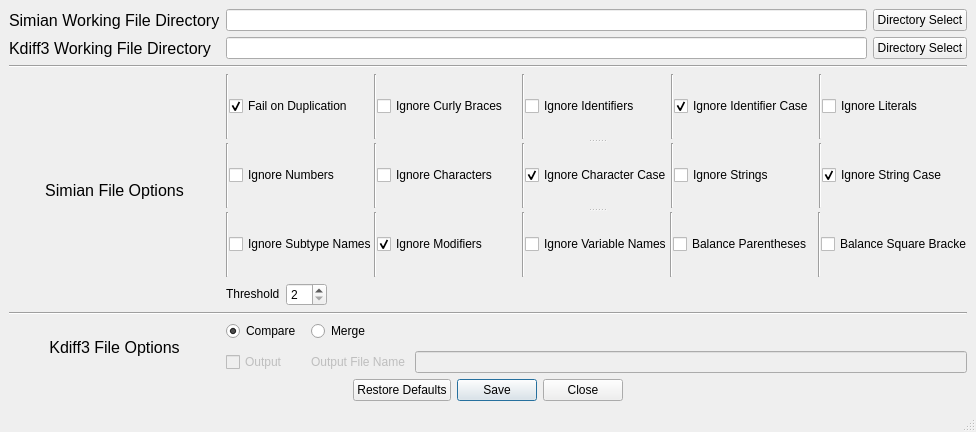
Above: ui/setup.ui from OpMaxis/SimianWrapper before the change. Below: the same form after it.
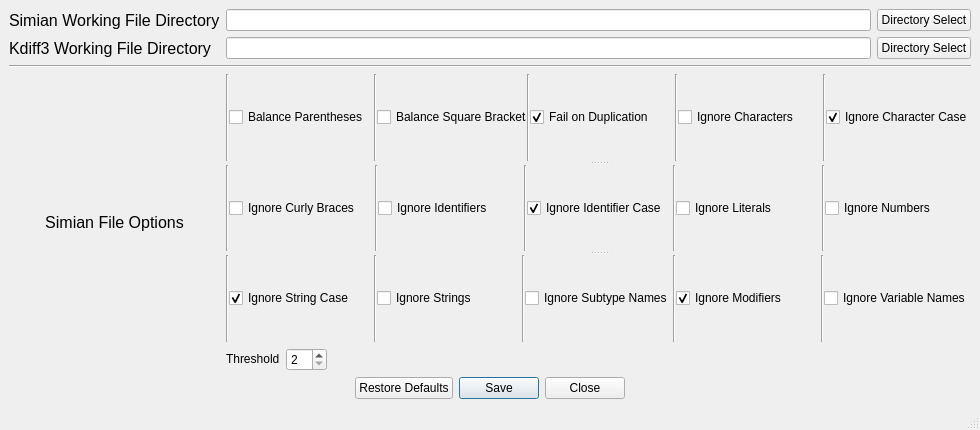
That is the form after the change.

Commit message: Cleaned up GUI, implemented full back-end operation suite

```diff
--- a/ui/setup.ui
+++ b/ui/setup.ui
@@ -7,8 +7,8 @@
    <rect>
     <x>0</x>
     <y>0</y>
-    <width>976</width>
-    <height>432</height>
+    <width>980</width>
+    <height>430</height>
    </rect>
   </property>
   <property name="sizePolicy">
@@ -22,6 +22,143 @@
   </property>
   <widget class="QWidget" name="SimianSetupWidget">
    <layout class="QGridLayout" name="gridLayout">
+    <item row="2" column="0" colspan="5">
+     <widget class="Line" name="DirToSimianLine">
+      <property name="orientation">
+       <enum>Qt::Horizontal</enum>
+      </property>
+     </widget>
+    </item>
+    <item row="4" column="2">
+     <widget class="QLabel" name="SimianThresholdLabel">
+      <property name="sizePolicy">
+       <sizepolicy hsizetype="Fixed" vsizetype="Fixed">
+        <horstretch>0</horstretch>
+        <verstretch>0</verstretch>
+       </sizepolicy>
+      </property>
+      <property name="toolTip">
+       <string>&lt;html&gt;&lt;head/&gt;&lt;body&gt;&lt;p&gt;Matches will contain at least the specified number of lines. Must be at least 2.&lt;/p&gt;&lt;/body&gt;&lt;/html&gt;</string>
+      </property>
+      <property name="text">
+       <string>Threshold</string>
+      </property>
+      <property name="buddy">
+       <cstring>SimianThresholdNumber</cstring>
+      </property>
+     </widget>
+    </item>
+    <item row="4" column="3">
+     <widget class="QSpinBox" name="SimianThresholdNumber">
+      <property name="sizePolicy">
+       <sizepolicy hsizetype="Fixed" vsizetype="Fixed">
+        <horstretch>0</horstretch>
+        <verstretch>0</verstretch>
+       </sizepolicy>
+      </property>
+      <property name="minimum">
+       <number>2</number>
+      </property>
+     </widget>
+    </item>
+    <item row="5" column="0" colspan="5">
+     <widget class="QDialogButtonBox" name="OptionsBox">
+      <property name="orientation">
+       <enum>Qt::Horizontal</enum>
+      </property>
+      <property name="standardButtons">
+       <set>QDialogButtonBox::Close|QDialogButtonBox::RestoreDefaults|QDialogButtonBox::Save</set>
+      </property>
+      <property name="centerButtons">
+       <bool>true</bool>
+      </property>
+     </widget>
+    </item>
+    <item row="1" column="0" colspan="2">
+     <widget class="QLabel" name="Kdiff3FileDirLabel">
+      <property name="font">
+       <font>
+        <pointsize>12</pointsize>
+        <weight>50</weight>
+        <bold>false</bold>
+       </font>
+      </property>
+      <property name="toolTip">
+       <string>&lt;html&gt;&lt;head/&gt;&lt;body&gt;&lt;p&gt;Select a file within the directory to compare results from (optional).&lt;/p&gt;&lt;/body&gt;&lt;/html&gt;</string>
+      </property>
+      <property name="text">
+       <string>Kdiff3 Working File Directory</string>
+      </property>
+      <property name="buddy">
+       <cstring>Kdiff3FileDirLine</cstring>
+      </property>
+     </widget>
+    </item>
+    <item row="3" column="0" rowspan="2" colspan="2">
+     <widget class="QLabel" name="SimianFileOptions">
+      <property name="enabled">
+       <bool>true</bool>
+      </property>
+      <property name="sizePolicy">
+       <sizepolicy hsizetype="Preferred" vsizetype="Preferred">
+        <horstretch>0</horstretch>
+        <verstretch>0</verstretch>
+       </sizepolicy>
+      </property>
+      <property name="font">
+       <font>
+        <pointsize>12</pointsize>
+        <weight>50</weight>
+        <bold>false</bold>
+       </font>
+      </property>
+      <property name="toolTip">
+       <string>&lt;html&gt;&lt;head/&gt;&lt;body&gt;&lt;p&gt;Select a file within the directory to compare results from (optional).&lt;/p&gt;&lt;/body&gt;&lt;/html&gt;</string>
+      </property>
+      <property name="text">
+       <string>Simian File Options</string>
+      </property>
+      <property name="alignment">
+       <set>Qt::AlignCenter</set>
+      </property>
+     </widget>
+    </item>
+    <item row="1" column="2" colspan="3">
+     <layout class="QHBoxLayout" name="Kdiff3SetupLayout">
+      <item>
+       <widget class="QLineEdit" name="Kdiff3FileDirLine">
+        <property name="enabled">
+         <bool>true</bool>
+        </property>
+        <property name="sizePolicy">
+         <sizepolicy hsizetype="Preferred" vsizetype="Fixed">
+          <horstretch>0</horstretch>
+          <verstretch>0</verstretch>
+         </sizepolicy>
+        </property>
+        <property name="maxLength">
+         <number>32767</number>
+        </property>
+       </widget>
+      </item>
+      <item>
+       <widget class="QPushButton" name="Kdiff3FileDirButton">
+        <property name="sizePolicy">
+         <sizepolicy hsizetype="Fixed" vsizetype="Fixed">
+          <horstretch>0</horstretch>
+          <verstretch>0</verstretch>
+         </sizepolicy>
+        </property>
+        <property name="toolTip">
+         <string>&lt;html&gt;&lt;head/&gt;&lt;body&gt;&lt;p&gt;Select the directory you have Kdiff3 installed in.&lt;/p&gt;&lt;/body&gt;&lt;/html&gt;</string>
+        </property>
+        <property name="text">
+         <string>Directory Select</string>
+        </property>
+       </widget>
+      </item>
+     </layout>
+    </item>
     <item row="0" column="2" colspan="3">
      <layout class="QHBoxLayout" name="simianFileDirLayout">
       <item>
@@ -72,26 +209,6 @@
       </property>
      </widget>
     </item>
-    <item row="6" column="0" colspan="2">
-     <widget class="QLabel" name="Kdiff3FileOptionsLabel">
-      <property name="font">
-       <font>
-        <pointsize>12</pointsize>
-        <weight>50</weight>
-        <bold>false</bold>
-       </font>
-      </property>
-      <property name="layoutDirection">
-       <enum>Qt::LeftToRight</enum>
-      </property>
-      <property name="text">
-       <string>Kdiff3 File Options</string>
-      </property>
-      <property name="alignment">
-       <set>Qt::AlignCenter</set>
-      </property>
-     </widget>
-    </item>
     <item row="3" column="2" colspan="3">
      <widget class="QSplitter" name="SimianFileOptLayout">
       <property name="orientation">
@@ -103,7 +220,59 @@
          <number>0</number>
         </property>
         <item>
-         <widget class="Line" name="line_7">
+         <widget class="Line" name="line_3">
+          <property name="orientation">
+           <enum>Qt::Vertical</enum>
+          </property>
+         </widget>
+        </item>
+        <item>
+         <widget class="QCheckBox" name="BalanceParentheses">
+          <property name="minimumSize">
+           <size>
+            <width>145</width>
+            <height>0</height>
+           </size>
+          </property>
+          <property name="toolTip">
+           <string>&lt;html&gt;&lt;head/&gt;&lt;body&gt;&lt;p&gt;Ensures that expressions inside parenthesis that are split across multiple physical lines are considered as one.&lt;/p&gt;&lt;/body&gt;&lt;/html&gt;</string>
+          </property>
+          <property name="text">
+           <string>Balance Parentheses</string>
+          </property>
+          <property name="checked">
+           <bool>false</bool>
+          </property>
+         </widget>
+        </item>
+        <item>
+         <widget class="Line" name="line_14">
+          <property name="orientation">
+           <enum>Qt::Vertical</enum>
+          </property>
+         </widget>
+        </item>
+        <item>
+         <widget class="QCheckBox" name="BalanceSquareBrackets">
+          <property name="minimumSize">
+           <size>
+            <width>145</width>
+            <height>0</height>
+           </size>
+          </property>
+          <property name="toolTip">
+           <string>&lt;html&gt;&lt;head/&gt;&lt;body&gt;&lt;p&gt;Ensures that expressions inside square brackets that are split across multiple physical lines are considered as one. Defaults to false.&lt;/p&gt;&lt;/body&gt;&lt;/html&gt;</string>
+          </property>
+          <property name="text">
+           <string>Balance Square Brackets</string>
+          </property>
+          <property name="checked">
+           <bool>false</bool>
+          </property>
+         </widget>
+        </item>
+        <item>
+         <widget class="Line" name="line_2">
           <property name="orientation">
            <enum>Qt::Vertical</enum>
           </property>
@@ -134,6 +303,38 @@
           </property>
          </widget>
         </item>
+        <item>
+         <widget class="Line" name="line_9">
+          <property name="orientation">
+           <enum>Qt::Vertical</enum>
+          </property>
+         </widget>
+        </item>
+        <item>
+         <widget class="QCheckBox" name="IgnoreCharacters">
+          <property name="sizePolicy">
+           <sizepolicy hsizetype="Minimum" vsizetype="Fixed">
+            <horstretch>0</horstretch>
+            <verstretch>0</verstretch>
+           </sizepolicy>
+          </property>
+          <property name="minimumSize">
+           <size>
+            <width>145</width>
+            <height>0</height>
+           </size>
+          </property>
+          <property name="toolTip">
+           <string>&lt;html&gt;&lt;head/&gt;&lt;body&gt;&lt;p&gt;'A' and 'Z'would both match.&lt;/p&gt;&lt;/body&gt;&lt;/html&gt;</string>
+          </property>
+          <property name="text">
+           <string>Ignore Characters</string>
+          </property>
+          <property name="checked">
+           <bool>false</bool>
+          </property>
+         </widget>
+        </item>
         <item>
          <widget class="Line" name="line_5">
           <property name="orientation">
@@ -142,6 +343,39 @@
          </widget>
         </item>
         <item>
+         <widget class="QCheckBox" name="IgnoreCharacterCase">
+          <property name="minimumSize">
+           <size>
+            <width>145</width>
+            <height>0</height>
+           </size>
+          </property>
+          <property name="toolTip">
+           <string>&lt;html&gt;&lt;head/&gt;&lt;body&gt;&lt;p&gt;'A' and 'a'would both match.&lt;/p&gt;&lt;/body&gt;&lt;/html&gt;</string>
+          </property>
+          <property name="text">
+           <string>Ignore Character Case</string>
+          </property>
+          <property name="checked">
+           <bool>true</bool>
+          </property>
+         </widget>
+        </item>
+       </layout>
+      </widget>
+      <widget class="QWidget" name="layoutWidget_3">
+       <layout class="QHBoxLayout" name="SimianFileOptMid">
+        <property name="spacing">
+         <number>0</number>
+        </property>
+        <item>
+         <widget class="Line" name="line_17">
+          <property name="orientation">
+           <enum>Qt::Vertical</enum>
+          </property>
+         </widget>
+        </item>
+        <item>
          <widget class="QCheckBox" name="IgnoreCurlyBraces">
           <property name="minimumSize">
            <size>
@@ -161,7 +395,7 @@
          </widget>
         </item>
         <item>
-         <widget class="Line" name="line_2">
+         <widget class="Line" name="line_7">
           <property name="orientation">
            <enum>Qt::Vertical</enum>
           </property>
@@ -187,7 +421,7 @@
          </widget>
         </item>
         <item>
-         <widget class="Line" name="line_11">
+         <widget class="Line" name="line_6">
           <property name="orientation">
            <enum>Qt::Vertical</enum>
           </property>
@@ -213,7 +447,7 @@
          </widget>
         </item>
         <item>
-         <widget class="Line" name="line_3">
+         <widget class="Line" name="line_12">
           <property name="orientation">
            <enum>Qt::Vertical</enum>
           </property>
@@ -238,15 +472,8 @@
           </property>
          </widget>
         </item>
-       </layout>
-      </widget>
-      <widget class="QWidget" name="layoutWidget_3">
-       <layout class="QHBoxLayout" name="SimianFileOptMid">
-        <property name="spacing">
-         <number>0</number>
-        </property>
         <item>
-         <widget class="Line" name="line_17">
+         <widget class="Line" name="line_10">
           <property name="orientation">
            <enum>Qt::Vertical</enum>
           </property>
@@ -271,116 +498,6 @@
           </property>
          </widget>
         </item>
-        <item>
-         <widget class="Line" name="line_6">
-          <property name="orientation">
-           <enum>Qt::Vertical</enum>
-          </property>
-         </widget>
-        </item>
-        <item>
-         <widget class="QCheckBox" name="IgnoreCharacters">
-          <property name="sizePolicy">
-           <sizepolicy hsizetype="Minimum" vsizetype="Fixed">
-            <horstretch>0</horstretch>
-            <verstretch>0</verstretch>
-           </sizepolicy>
-          </property>
-          <property name="minimumSize">
-           <size>
-            <width>145</width>
-            <height>0</height>
-           </size>
-          </property>
-          <property name="toolTip">
-           <string>&lt;html&gt;&lt;head/&gt;&lt;body&gt;&lt;p&gt;'A' and 'Z'would both match.&lt;/p&gt;&lt;/body&gt;&lt;/html&gt;</string>
-          </property>
-          <property name="text">
-           <string>Ignore Characters</string>
-          </property>
-          <property name="checked">
-           <bool>false</bool>
-          </property>
-         </widget>
-        </item>
-        <item>
-         <widget class="Line" name="line_12">
-          <property name="orientation">
-           <enum>Qt::Vertical</enum>
-          </property>
-         </widget>
-        </item>
-        <item>
-         <widget class="QCheckBox" name="IgnoreCharacterCase">
-          <property name="minimumSize">
-           <size>
-            <width>145</width>
-            <height>0</height>
-           </size>
-          </property>
-          <property name="toolTip">
-           <string>&lt;html&gt;&lt;head/&gt;&lt;body&gt;&lt;p&gt;'A' and 'a'would both match.&lt;/p&gt;&lt;/body&gt;&lt;/html&gt;</string>
-          </property>
-          <property name="text">
-           <string>Ignore Character Case</string>
-          </property>
-          <property name="checked">
-           <bool>true</bool>
-          </property>
-         </widget>
-        </item>
-        <item>
-         <widget class="Line" name="line_9">
-          <property name="orientation">
-           <enum>Qt::Vertical</enum>
-          </property>
-         </widget>
-        </item>
-        <item>
-         <widget class="QCheckBox" name="IgnoreStrings">
-          <property name="minimumSize">
-           <size>
-            <width>145</width>
-            <height>0</height>
-           </size>
-          </property>
-          <property name="toolTip">
-           <string>&lt;html&gt;&lt;head/&gt;&lt;body&gt;&lt;p&gt;MyVariable and myvariablewould both match.&lt;/p&gt;&lt;/body&gt;&lt;/html&gt;</string>
-          </property>
-          <property name="text">
-           <string>Ignore Strings</string>
-          </property>
-          <property name="checked">
-           <bool>false</bool>
-          </property>
-         </widget>
-        </item>
-        <item>
-         <widget class="Line" name="line_10">
-          <property name="orientation">
-           <enum>Qt::Vertical</enum>
-          </property>
-         </widget>
-        </item>
-        <item>
-         <widget class="QCheckBox" name="IgnoreStringCase">
-          <property name="minimumSize">
-           <size>
-            <width>145</width>
-            <height>0</height>
-           </size>
-          </property>
-          <property name="toolTip">
-           <string>&lt;html&gt;&lt;head/&gt;&lt;body&gt;&lt;p&gt;&amp;quot;Hello, World&amp;quot; and &amp;quot;HELLO, WORLD&amp;quot; would both match.&lt;/p&gt;&lt;/body&gt;&lt;/html&gt;</string>
-          </property>
-          <property name="text">
-           <string>Ignore String Case</string>
-          </property>
-          <property name="checked">
-           <bool>true</bool>
-          </property>
-         </widget>
-        </item>
        </layout>
       </widget>
       <widget class="QWidget" name="layoutWidget_4">
@@ -395,6 +512,58 @@
           </property>
          </widget>
         </item>
+        <item>
+         <widget class="QCheckBox" name="IgnoreStringCase">
+          <property name="minimumSize">
+           <size>
+            <width>145</width>
+            <height>0</height>
+           </size>
+          </property>
+          <property name="toolTip">
+           <string>&lt;html&gt;&lt;head/&gt;&lt;body&gt;&lt;p&gt;&amp;quot;Hello, World&amp;quot; and &amp;quot;HELLO, WORLD&amp;quot; would both match.&lt;/p&gt;&lt;/body&gt;&lt;/html&gt;</string>
+          </property>
+          <property name="text">
+           <string>Ignore String Case</string>
+          </property>
+          <property name="checked">
+           <bool>true</bool>
+          </property>
+         </widget>
+        </item>
+        <item>
+         <widget class="Line" name="line_11">
+          <property name="orientation">
+           <enum>Qt::Vertical</enum>
+          </property>
+         </widget>
+        </item>
+        <item>
+         <widget class="QCheckBox" name="IgnoreStrings">
+          <property name="minimumSize">
+           <size>
+            <width>145</width>
+            <height>0</height>
+           </size>
+          </property>
+          <property name="toolTip">
+           <string>&lt;html&gt;&lt;head/&gt;&lt;body&gt;&lt;p&gt;MyVariable and myvariablewould both match.&lt;/p&gt;&lt;/body&gt;&lt;/html&gt;</string>
+          </property>
+          <property name="text">
+           <string>Ignore Strings</string>
+          </property>
+          <property name="checked">
+           <bool>false</bool>
+          </property>
+         </widget>
+        </item>
+        <item>
+         <widget class="Line" name="line_15">
+          <property name="orientation">
+           <enum>Qt::Vertical</enum>
+          </property>
+         </widget>
+        </item>
         <item>
          <widget class="QCheckBox" name="IgnoreSubtypeNames">
           <property name="minimumSize">
@@ -466,281 +635,10 @@
           </property>
          </widget>
         </item>
-        <item>
-         <widget class="Line" name="line_14">
-          <property name="orientation">
-           <enum>Qt::Vertical</enum>
-          </property>
-         </widget>
-        </item>
-        <item>
-         <widget class="QCheckBox" name="BalanceParentheses">
-          <property name="minimumSize">
-           <size>
-            <width>145</width>
-            <height>0</height>
-           </size>
-          </property>
-          <property name="toolTip">
-           <string>&lt;html&gt;&lt;head/&gt;&lt;body&gt;&lt;p&gt;Ensures that expressions inside parenthesis that are split across multiple physical lines are considered as one.&lt;/p&gt;&lt;/body&gt;&lt;/html&gt;</string>
-          </property>
-          <property name="text">
-           <string>Balance Parentheses</string>
-          </property>
-          <property name="checked">
-           <bool>false</bool>
-          </property>
-         </widget>
-        </item>
-        <item>
-         <widget class="Line" name="line_15">
-          <property name="orientation">
-           <enum>Qt::Vertical</enum>
-          </property>
-         </widget>
-        </item>
-        <item>
-         <widget class="QCheckBox" name="BalanceSquareBrackets">
-          <property name="minimumSize">
-           <size>
-            <width>145</width>
-            <height>0</height>
-           </size>
-          </property>
-          <property name="toolTip">
-           <string>&lt;html&gt;&lt;head/&gt;&lt;body&gt;&lt;p&gt;Ensures that expressions inside square brackets that are split across multiple physical lines are considered as one. Defaults to false.&lt;/p&gt;&lt;/body&gt;&lt;/html&gt;</string>
-          </property>
-          <property name="text">
-           <string>Balance Square Brackets</string>
-          </property>
-          <property name="checked">
-           <bool>false</bool>
-          </property>
-         </widget>
-        </item>
        </layout>
       </widget>
      </widget>
     </item>
-    <item row="1" column="0" colspan="2">
-     <widget class="QLabel" name="Kdiff3FileDirLabel">
-      <property name="font">
-       <font>
-        <pointsize>12</pointsize>
-        <weight>50</weight>
-        <bold>false</bold>
-       </font>
-      </property>
-      <property name="toolTip">
-       <string>&lt;html&gt;&lt;head/&gt;&lt;body&gt;&lt;p&gt;Select a file within the directory to compare results from (optional).&lt;/p&gt;&lt;/body&gt;&lt;/html&gt;</string>
-      </property>
-      <property name="text">
-       <string>Kdiff3 Working File Directory</string>
-      </property>
-      <property name="buddy">
-       <cstring>Kdiff3FileDirLine</cstring>
-      </property>
-     </widget>
-    </item>
-    <item row="4" column="3">
-     <widget class="QSpinBox" name="SimianThresholdNumber">
-      <property name="sizePolicy">
-       <sizepolicy hsizetype="Fixed" vsizetype="Fixed">
-        <horstretch>0</horstretch>
-        <verstretch>0</verstretch>
-       </sizepolicy>
-      </property>
-      <property name="minimum">
-       <number>2</number>
-      </property>
-     </widget>
-    </item>
-    <item row="3" column="0" rowspan="2" colspan="2">
-     <widget class="QLabel" name="SimianFileOptions">
-      <property name="enabled">
-       <bool>true</bool>
-      </property>
-      <property name="sizePolicy">
-       <sizepolicy hsizetype="Preferred" vsizetype="Preferred">
-        <horstretch>0</horstretch>
-        <verstretch>0</verstretch>
-       </sizepolicy>
-      </property>
-      <property name="font">
-       <font>
-        <pointsize>12</pointsize>
-        <weight>50</weight>
-        <bold>false</bold>
-       </font>
-      </property>
-      <property name="toolTip">
-       <string>&lt;html&gt;&lt;head/&gt;&lt;body&gt;&lt;p&gt;Select a file within the directory to compare results from (optional).&lt;/p&gt;&lt;/body&gt;&lt;/html&gt;</string>
-      </property>
-      <property name="text">
-       <string>Simian File Options</string>
-      </property>
-      <property name="alignment">
-       <set>Qt::AlignCenter</set>
-      </property>
-     </widget>
-    </item>
-    <item row="2" column="0" colspan="5">
-     <widget class="Line" name="DirToSimianLine">
-      <property name="orientation">
-       <enum>Qt::Horizontal</enum>
-      </property>
-     </widget>
-    </item>
-    <item row="1" column="2" colspan="3">
-     <layout class="QHBoxLayout" name="Kdiff3SetupLayout">
-      <item>
-       <widget class="QLineEdit" name="Kdiff3FileDirLine">
-        <property name="enabled">
-         <bool>true</bool>
-        </property>
-        <property name="sizePolicy">
-         <sizepolicy hsizetype="Preferred" vsizetype="Fixed">
-          <horstretch>0</horstretch>
-          <verstretch>0</verstretch>
-         </sizepolicy>
-        </property>
-        <property name="maxLength">
-         <number>32767</number>
-        </property>
-       </widget>
-      </item>
-      <item>
-       <widget class="QPushButton" name="Kdiff3FileDirButton">
-        <property name="sizePolicy">
-         <sizepolicy hsizetype="Fixed" vsizetype="Fixed">
-          <horstretch>0</horstretch>
-          <verstretch>0</verstretch>
-         </sizepolicy>
-        </property>
-        <property name="toolTip">
-         <string>&lt;html&gt;&lt;head/&gt;&lt;body&gt;&lt;p&gt;Select the directory you have Kdiff3 installed in.&lt;/p&gt;&lt;/body&gt;&lt;/html&gt;</string>
-        </property>
-        <property name="text">
-         <string>Directory Select</string>
-        </property>
-       </widget>
-      </item>
-     </layout>
-    </item>
-    <item row="5" column="0" colspan="5">
-     <widget class="Line" name="SimianFileToKdiffLine">
-      <property name="orientation">
-       <enum>Qt::Horizontal</enum>
-      </property>
-     </widget>
-    </item>
-    <item row="6" column="2" colspan="3">
-     <layout class="QGridLayout" name="Kdiff3FileOptionsGrid">
-      <property name="sizeConstraint">
-       <enum>QLayout::SetDefaultConstraint</enum>
-      </property>
-      <property name="spacing">
-       <number>10</number>
-      </property>
-      <item row="1" column="1">
-       <widget class="QLabel" name="Kdiff3OutFileName">
-        <property name="enabled">
-         <bool>false</bool>
-        </property>
-        <property name="toolTip">
-         <string>Name of Output file: Will default to .txt ending if none given, otherwise will save the file type given.</string>
-        </property>
-        <property name="text">
-         <string>Output File Name</string>
-        </property>
-        <property name="buddy">
-         <cstring>Kdiff3OutputLine</cstring>
-        </property>
-       </widget>
-      </item>
-      <item row="0" column="0">
-       <widget class="QRadioButton" name="Kdfiff3CompareButton">
-        <property name="toolTip">
-         <string>&lt;html&gt;&lt;head/&gt;&lt;body&gt;&lt;p&gt;Compares the results given in the base form.&lt;/p&gt;&lt;/body&gt;&lt;/html&gt;</string>
-        </property>
-        <property name="text">
-         <string>Compare</string>
-        </property>
-        <property name="checked">
-         <bool>true</bool>
-        </property>
-       </widget>
-      </item>
-      <item row="1" column="0">
-       <widget class="QCheckBox" name="Kdiff3OutputCheck">
-        <property name="enabled">
-         <bool>false</bool>
-        </property>
-        <property name="toolTip">
-         <string>Output a merged file into a new file. (Not available in Compare.)</string>
-        </property>
-        <property name="text">
-         <string>Output</string>
-        </property>
-       </widget>
-      </item>
-      <item row="1" column="2">
-       <widget class="QLineEdit" name="Kdiff3OutputLine">
-        <property name="enabled">
-         <bool>false</bool>
-        </property>
-        <property name="minimumSize">
-         <size>
-          <width>100</width>
-          <height>10</height>
-         </size>
-        </property>
-       </widget>
-      </item>
-      <item row="0" column="1">
-       <widget class="QRadioButton" name="Kdiff3MergeButton">
-        <property name="toolTip">
-         <string>&lt;html&gt;&lt;head/&gt;&lt;body&gt;&lt;p&gt;Merge the input.&lt;/p&gt;&lt;/body&gt;&lt;/html&gt;</string>
-        </property>
-        <property name="text">
-         <string>Merge</string>
-        </property>
-       </widget>
-      </item>
-     </layout>
-    </item>
-    <item row="4" column="2">
-     <widget class="QLabel" name="SimianThresholdLabel">
-      <property name="sizePolicy">
-       <sizepolicy hsizetype="Fixed" vsizetype="Fixed">
-        <horstretch>0</horstretch>
-        <verstretch>0</verstretch>
-       </sizepolicy>
-      </property>
-      <property name="toolTip">
-       <string>&lt;html&gt;&lt;head/&gt;&lt;body&gt;&lt;p&gt;Matches will contain at least the specified number of lines. Must be at least 2.&lt;/p&gt;&lt;/body&gt;&lt;/html&gt;</string>
-      </property>
-      <property name="text">
-       <string>Threshold</string>
-      </property>
-      <property name="buddy">
-       <cstring>SimianThresholdNumber</cstring>
-      </property>
-     </widget>
-    </item>
-    <item row="7" column="0" colspan="5">
-     <widget class="QDialogButtonBox" name="OptionsBox">
-      <property name="orientation">
-       <enum>Qt::Horizontal</enum>
-      </property>
-      <property name="standardButtons">
-       <set>QDialogButtonBox::Close|QDialogButtonBox::RestoreDefaults|QDialogButtonBox::Save</set>
-      </property>
-      <property name="centerButtons">
-       <bool>true</bool>
-      </property>
-     </widget>
-    </item>
    </layout>
   </widget>
   <widget class="QStatusBar" name="statusbar"/>
```
Left out of the diff: 62 changed lines with no effect on the pictures. The commit also changes 7 other files.
